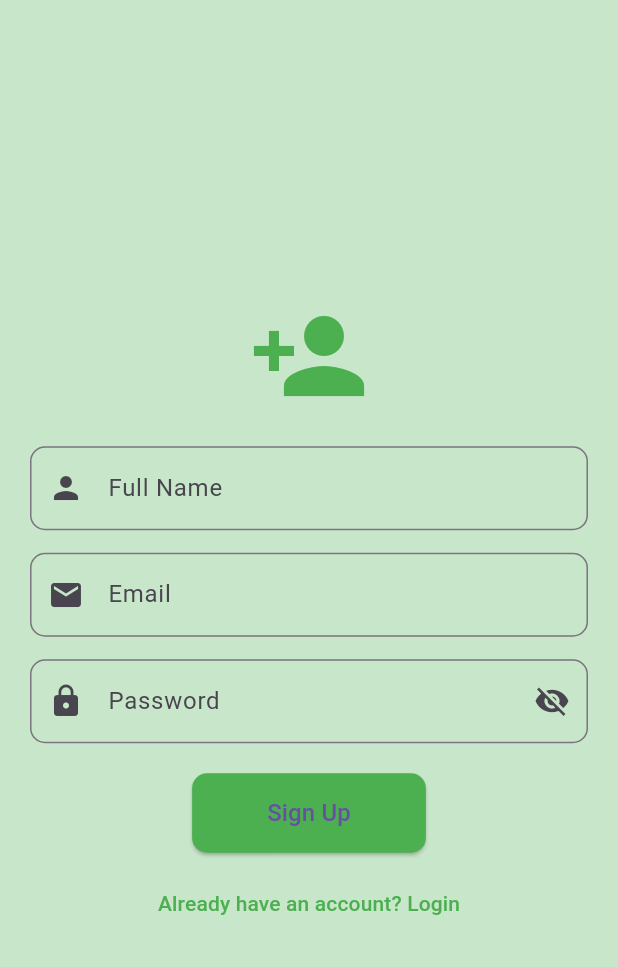
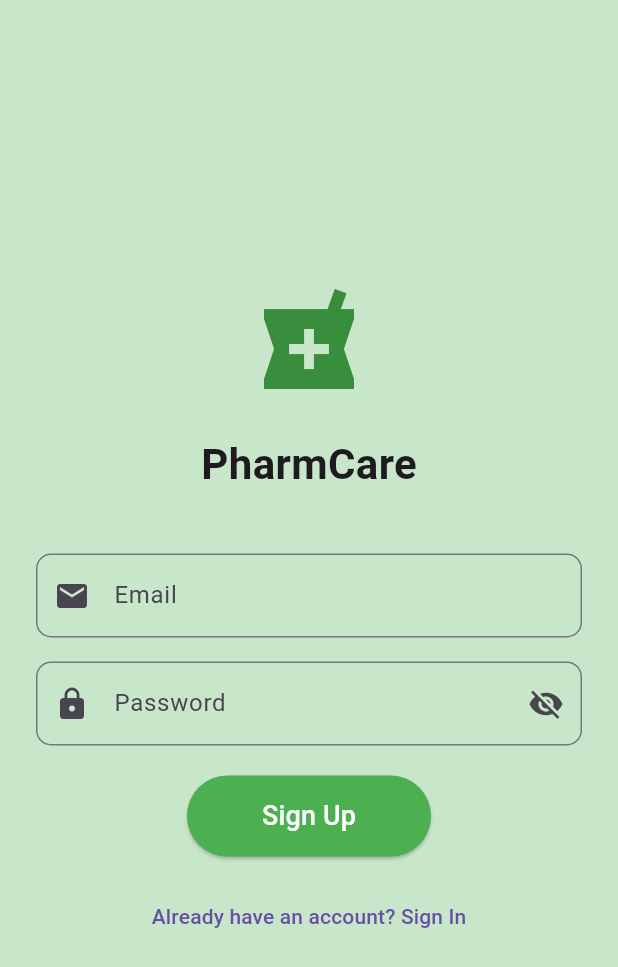
Before and after one commit to PyushMehta/Field-project, a Flutter app: the SignupScreen screen opened by its route, on a phone screen of 412 x 824 dp. Shown: the top 967 px of the screen. Run offline on Flutter 3.47's test engine with Material 3 defaults, Android fonts, the phone set to English and light mode, and no system bars; our stand-ins replace firebase_auth, firebase_core, fl_chart, flutter_local_notifications, image_picker, pdf and 2 more; accounts and stored records are empty.

Commit message:
login added

```diff
--- a/pharmcare/lib/screens/dashboard_screen.dart
+++ b/pharmcare/lib/screens/dashboard_screen.dart
@@ -1,6 +1,6 @@
 import 'package:flutter/material.dart';
 import 'package:fl_chart/fl_chart.dart';
-import 'package:pharmcare/screens/login_screen.dart';
+import 'package:pharmcare/screens/signup_screen.dart';
 import 'inventory_screen.dart';
 import 'package:pharmcare/screens/medicine_alerts_screen.dart';
 import 'package:pharmcare/screens/profile_screen.dart';
@@ -100,7 +100,7 @@ class _DashboardScreenState extends State<DashboardScreen> {
           }),
           _buildDrawerItem(Icons.logout, "Logout", () {
             Navigator.pushReplacement(context,
-                MaterialPageRoute(builder: (context) => LoginScreen()));
+                MaterialPageRoute(builder: (context) => SignupScreen()));
           }),
         ],
       ),
--- a/pharmcare/lib/screens/signup_screen.dart
+++ b/pharmcare/lib/screens/signup_screen.dart
@@ -1,4 +1,6 @@
+import 'package:firebase_auth/firebase_auth.dart';
 import 'package:flutter/material.dart';
+import 'login_screen.dart';
 
 class SignupScreen extends StatefulWidget {
   const SignupScreen({super.key});
@@ -8,19 +10,34 @@ class SignupScreen extends StatefulWidget {
 }
 
 class _SignupScreenState extends State<SignupScreen> {
-  final _formKey = GlobalKey<FormState>();
-  final TextEditingController _nameController = TextEditingController();
-  final TextEditingController _emailController = TextEditingController();
-  final TextEditingController _passwordController = TextEditingController();
-
+  final TextEditingController emailController = TextEditingController();
+  final TextEditingController passwordController = TextEditingController();
   bool _isPasswordVisible = false;
 
-  void _signup() {
-    if (_formKey.currentState!.validate()) {
+  @override
+  void dispose() {
+    emailController.dispose();
+    passwordController.dispose();
+    super.dispose();
+  }
+
+  Future<void> _createUser() async {
+    try {
+      await FirebaseAuth.instance.createUserWithEmailAndPassword(
+        email: emailController.text.trim(),
+        password: passwordController.text.trim(),
+      );
       ScaffoldMessenger.of(context).showSnackBar(
-        SnackBar(content: Text("Signup Successful! Please Login")),
+        SnackBar(content: Text("Account created successfully! Please log in.")),
       );
-      Navigator.pushReplacementNamed(context, '/login');
+      Navigator.pushReplacement(
+        context,
+        MaterialPageRoute(builder: (context) => LoginScreen()),
+      );
+    } catch (e) {
+      ScaffoldMessenger.of(context).showSnackBar(
+        SnackBar(content: Text("Error: ${e.toString()}")),
+      );
     }
   }
 
@@ -29,55 +46,29 @@ class _SignupScreenState extends State<SignupScreen> {
     return Scaffold(
       backgroundColor: Colors.green.shade100,
       body: Center(
-        child: SingleChildScrollView(
-          padding: EdgeInsets.all(20),
-          child: Form(
-            key: _formKey,
+        child: Padding(
+          padding: EdgeInsets.symmetric(horizontal: 24),
           child: Column(
             mainAxisAlignment: MainAxisAlignment.center,
             children: [
-                // App Logo
-                Icon(Icons.person_add, size: 80, color: Colors.green),
-
+              Icon(Icons.local_pharmacy, size: 80, color: Colors.green.shade700),
               SizedBox(height: 20),
-
-                // Name Field
-                TextFormField(
-                  controller: _nameController,
-                  decoration: InputDecoration(
-                    labelText: "Full Name",
-                    prefixIcon: Icon(Icons.person),
-                    border: OutlineInputBorder(borderRadius: BorderRadius.circular(10)),
-                  ),
-                  validator: (value) =>
-                      value!.isEmpty ? "Name cannot be empty" : null,
-                ),
-
-                SizedBox(height: 15),
-
-                // Email Field
-                TextFormField(
-                  controller: _emailController,
+              Text("PharmCare",
+                  style: TextStyle(fontSize: 28, fontWeight: FontWeight.bold)),
+              SizedBox(height: 40),
+              TextField(
+                controller: emailController,
                 decoration: InputDecoration(
                   labelText: "Email",
                   prefixIcon: Icon(Icons.email),
-                    border: OutlineInputBorder(borderRadius: BorderRadius.circular(10)),
+                  border: OutlineInputBorder(
+                      borderRadius: BorderRadius.circular(10)),
                 ),
                 keyboardType: TextInputType.emailAddress,
-                  validator: (value) {
-                    if (value!.isEmpty) return "Email cannot be empty";
-                    if (!RegExp(r'^[^@]+@[^@]+\.[^@]+').hasMatch(value)) {
-                      return "Enter a valid email";
-                    }
-                    return null;
-                  },
               ),
-
-                SizedBox(height: 15),
-
-                // Password Field
-                TextFormField(
-                  controller: _passwordController,
+              SizedBox(height: 16),
+              TextField(
+                controller: passwordController,
                 obscureText: !_isPasswordVisible,
                 decoration: InputDecoration(
                   labelText: "Password",
@@ -92,37 +83,31 @@ class _SignupScreenState extends State<SignupScreen> {
                       });
                     },
                   ),
-                    border: OutlineInputBorder(borderRadius: BorderRadius.circular(10)),
+                  border: OutlineInputBorder(
+                      borderRadius: BorderRadius.circular(10)),
                 ),
-                  validator: (value) {
-                    if (value!.isEmpty) return "Password cannot be empty";
-                    if (value.length < 6) return "Password must be at least 6 characters";
-                    return null;
-                  },
               ),
-
               SizedBox(height: 20),
-
-                // Sign Up Button
               ElevatedButton(
-                  onPressed: _signup,
+                onPressed: _createUser,
                 style: ElevatedButton.styleFrom(
                   backgroundColor: Colors.green,
-                    padding: EdgeInsets.symmetric(horizontal: 50, vertical: 15),
-                    shape: RoundedRectangleBorder(borderRadius: BorderRadius.circular(10)),
+                  padding: EdgeInsets.symmetric(horizontal: 50, vertical: 14),
                 ),
-                  child: Text("Sign Up", style: TextStyle(fontSize: 16)),
+                child: Text("Sign Up",
+                    style: TextStyle(fontSize: 18, color: Colors.white)),
               ),
-
-                SizedBox(height: 10),
-
-                // Already have an account? Login
+              SizedBox(height: 16),
               TextButton(
-                  onPressed: () => Navigator.pushReplacementNamed(context, '/login'),
-                  child: Text("Already have an account? Login", style: TextStyle(color: Colors.green)),
+                onPressed: () {
+                  Navigator.pushReplacement(
+                    context,
+                    MaterialPageRoute(builder: (context) => LoginScreen()),
+                  );
+                },
+                child: Text("Already have an account? Sign In"),
               ),
             ],
-            ),
           ),
         ),
       ),
```
Also changed, not shown: pharmcare/lib/main.dart (+10 -13 lines), pharmcare/lib/screens/login_screen.dart (+42 -12 lines), pharmcare/lib/screens/profile_screen.dart (+31 -18 lines). Lines whose indentation alone changed are shown as unchanged.
